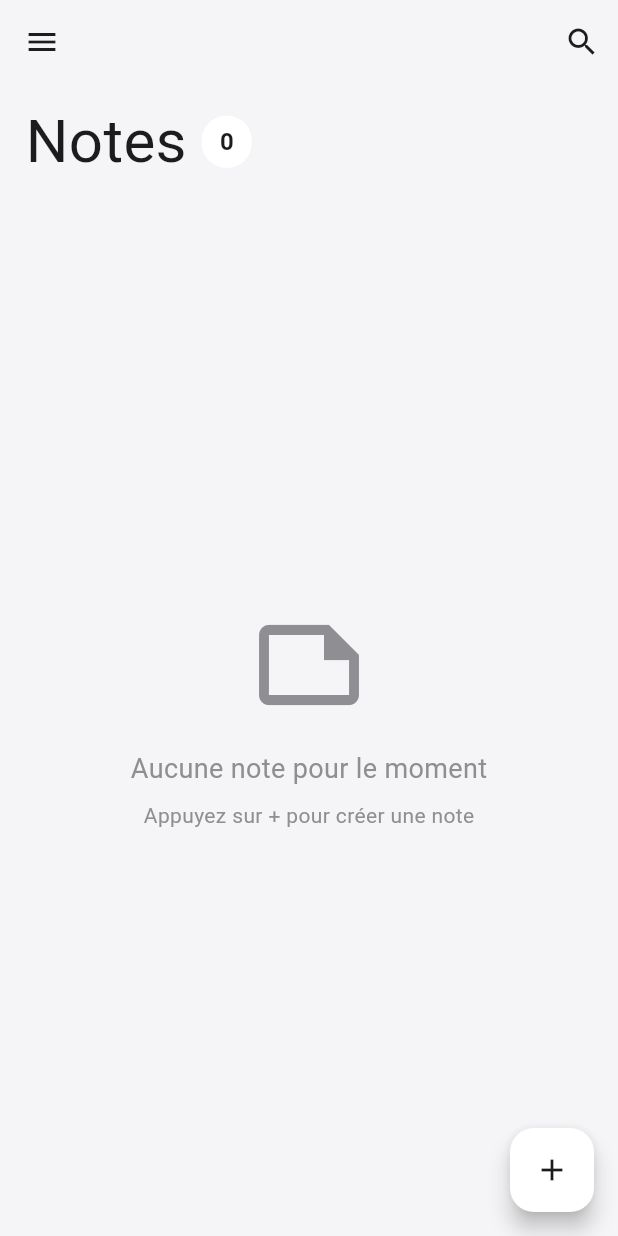
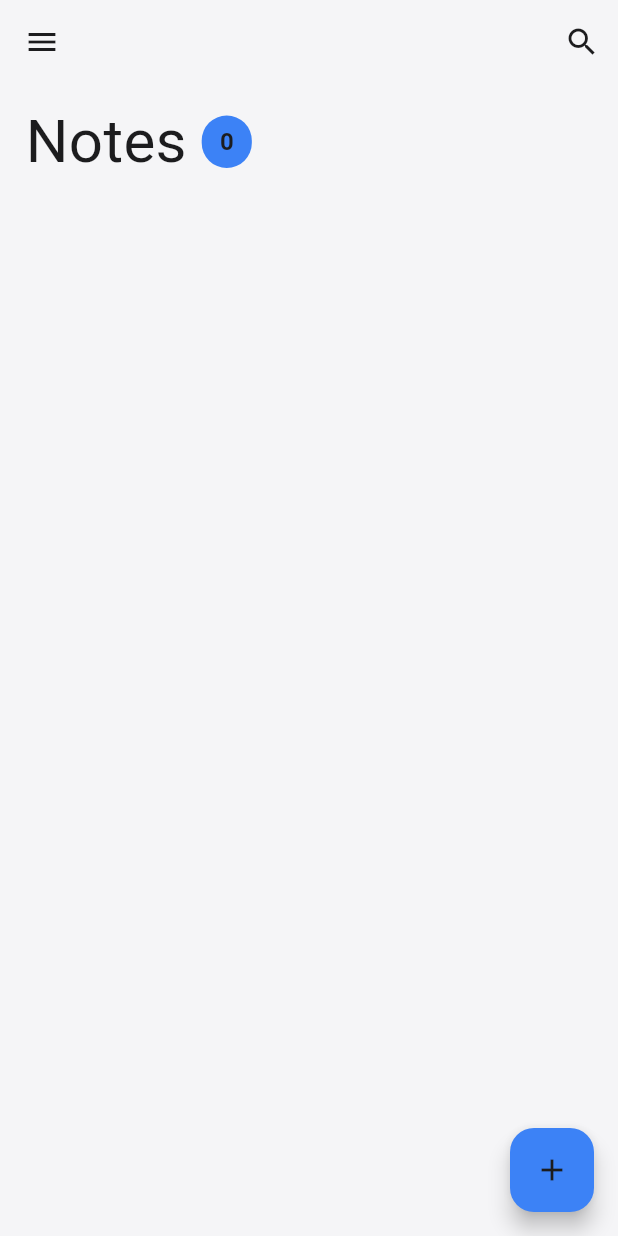
Before and after one commit to Rahim10020/NoteApp-Mkoko-, a Flutter app: the screen it shows after launch, on a phone screen of 412 x 824 dp. Run offline on Flutter 3.47's test engine with Material 3 defaults, Android fonts, the phone set to English and light mode, and no system bars; our stand-ins replace google_fonts, isar, popover; accounts and stored records are empty; generated files the repository leaves out were written again.

Commit message:
utilisation d'une couleur principale

```diff
--- a/lib/theme/dark_mode.dart
+++ b/lib/theme/dark_mode.dart
@@ -4,7 +4,7 @@ import 'package:flutter/material.dart';
 ThemeData darkMode = ThemeData(
   colorScheme: ColorScheme.dark(
     surface: const Color(0xFF000000),
-    primary: const Color(0xFF1C1C1E),
+    primary: const Color(0xFF3C82F6),
     secondary: const Color(0xFF8E8E93),
     inversePrimary: const Color(0xFFFFFFFF),
   ),
--- a/lib/theme/light_mode.dart
+++ b/lib/theme/light_mode.dart
@@ -4,8 +4,8 @@ import 'package:flutter/material.dart';
 ThemeData lightMode = ThemeData(
   colorScheme: ColorScheme.light(
     surface: const Color(0xFFF5F5F7),
-    primary: const Color(0xFFFFFFFF),
-    secondary: const Color(0xFF8E8E93),
+    primary: const Color(0xFF3C82F6),
+    secondary: const Color(0xFFF5F5F7),
     inversePrimary: const Color(0xFF1C1C1E),
   ),
 );
```
